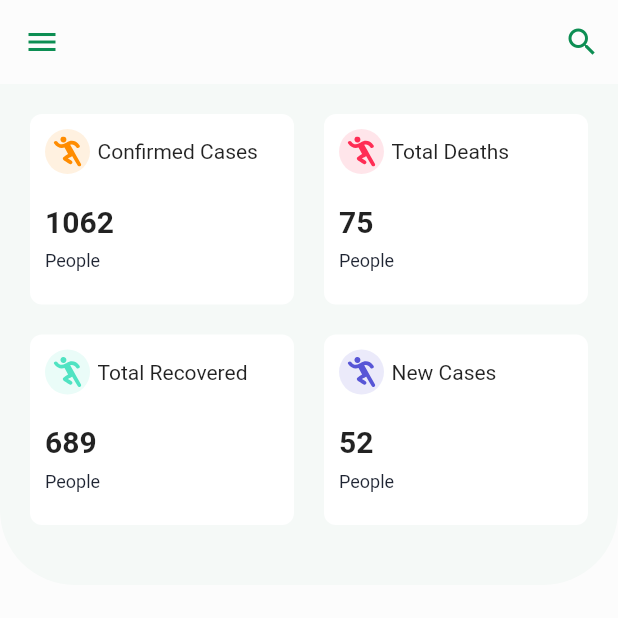
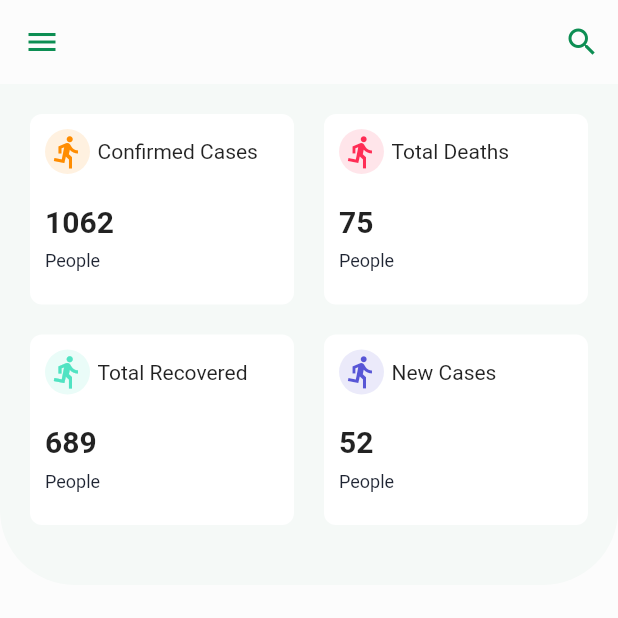
Before and after one commit to K2nate/myapp, a Flutter app: the screen it shows after launch, on a phone screen of 412 x 824 dp, the top half of it. Run offline on Flutter 3.47's test engine with Material 2 defaults, Android fonts, the phone set to English and light mode, and no system bars.

Commit message:
use default icon

```diff
--- a/lib/widgets/info_card.dart
+++ b/lib/widgets/info_card.dart
@@ -1,5 +1,4 @@
 import 'package:flutter/material.dart';
-import 'package:flutter_svg/flutter_svg.dart';
 
 import '../constants.dart';
 
@@ -39,11 +38,9 @@ class InfoCard extends StatelessWidget {
                         color: iconColor.withOpacity(.12),
                         shape: BoxShape.circle,
                       ),
-                      child: SvgPicture.asset(
-                        "assets/icons/runner.svg",
+                      child: Icon(
+                        Icons.directions_run,
                         color: iconColor,
-                        height: 20,
-                        width: 20,
                       ),
                     ),
                     SizedBox(
```
